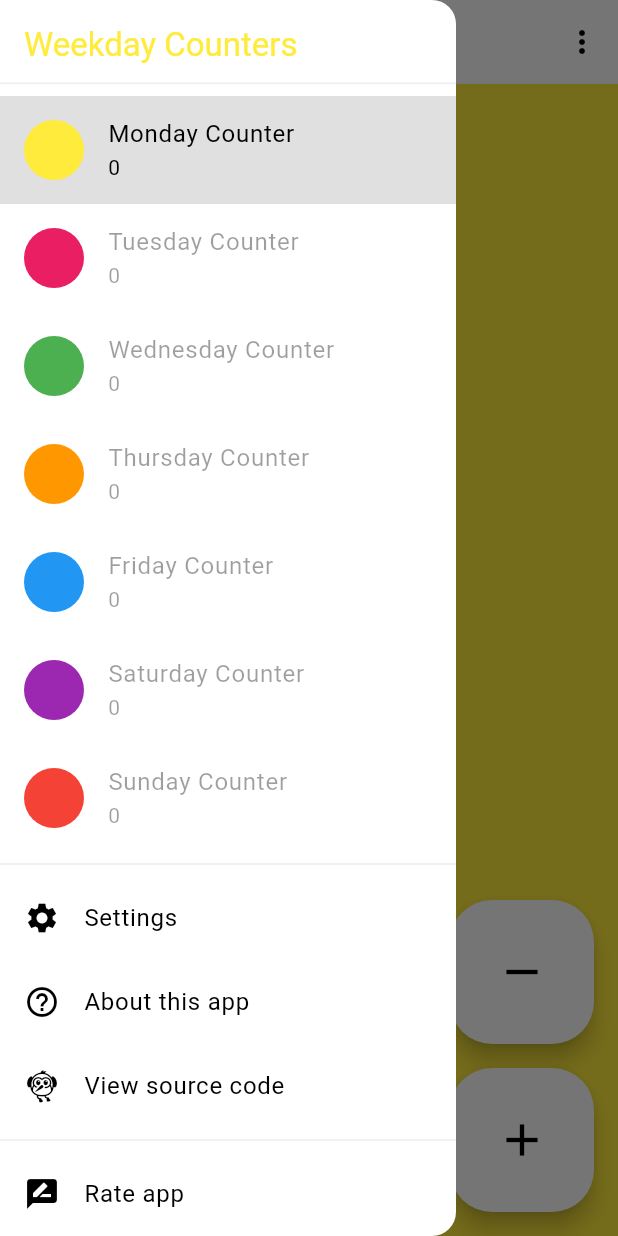
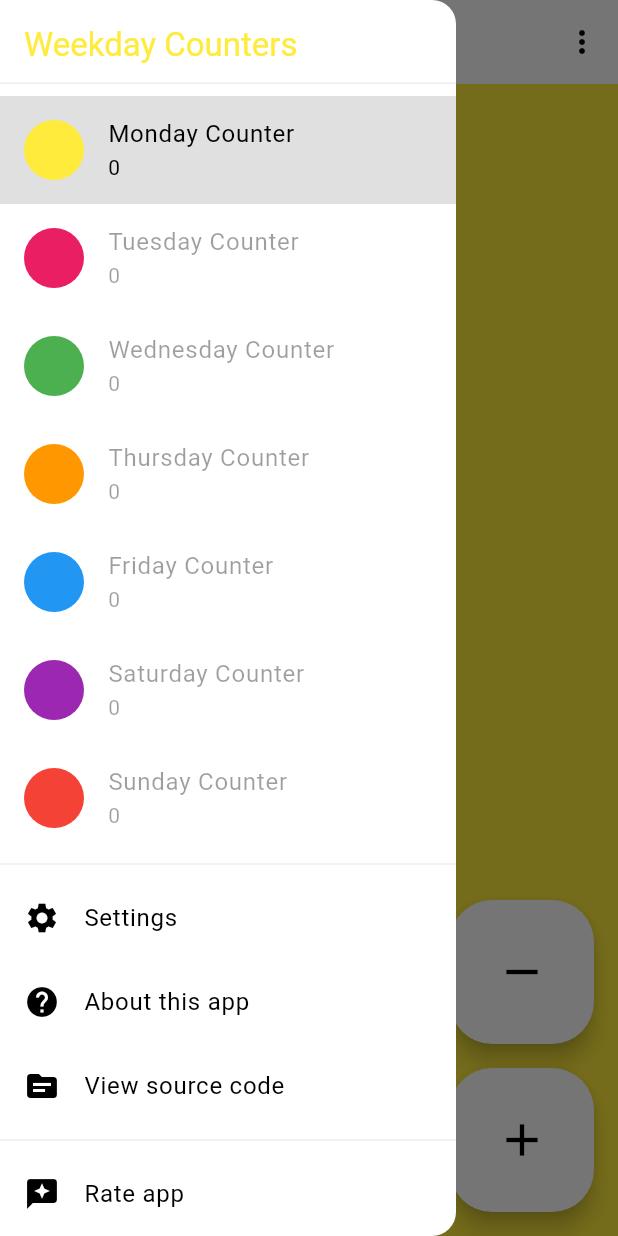
Before and after one commit to Appliberated/weekday_counters, a Flutter app: the screen it shows after launch, with the side drawer open, on a phone screen of 412 x 824 dp. Run offline on Flutter 3.47's test engine with Material 3 defaults, Android fonts, the phone set to English and light mode, and no system bars; our stand-ins replace share_plus, shared_preferences.

Commit message:
Update icons in CountersDrawer

```diff
--- a/lib/widgets/counters_drawer.dart
+++ b/lib/widgets/counters_drawer.dart
@@ -53,18 +53,18 @@ class CountersDrawer extends StatelessWidget {
               onTap: () => _onExtraActionTap(context, DrawerExtraActions.settings),
             ),
             ListTile(
-              leading: const Icon(Icons.help_outline),
+              leading: const Icon(Icons.help),
               title: const Text(AppStrings.aboutItemTitle),
               onTap: () => _onExtraActionTap(context, DrawerExtraActions.about),
             ),
             ListTile(
-              leading: const Icon(Icons.flutter_dash),
+              leading: const Icon(Icons.source),
               title: const Text(AppStrings.viewSourceItemTitle),
               onTap: () => _onExtraActionTap(context, DrawerExtraActions.viewSource),
             ),
             const Divider(),
             ListTile(
-              leading: const Icon(Icons.rate_review),
+              leading: const Icon(Icons.reviews),
               title: const Text(AppStrings.rateItemTitle),
               onTap: () => _onExtraActionTap(context, DrawerExtraActions.rate),
             ),
```
